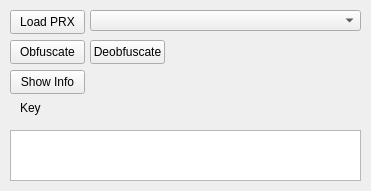
Qt form PowerObfuscatorGUI/src/PowerObfuscator.ui (TheRouletteBoi/PowerObfuscator) before a commit.
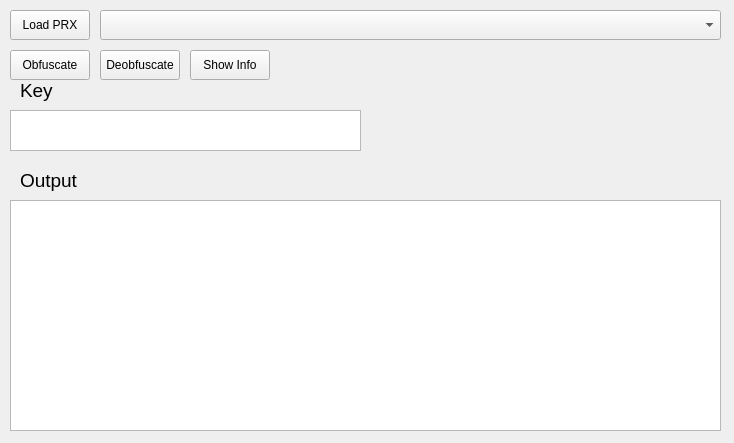
The same form after that commit.

Commit message: GUI: Implement output box

Patch:
```diff
--- a/PowerObfuscatorGUI/src/PowerObfuscator.ui
+++ b/PowerObfuscatorGUI/src/PowerObfuscator.ui
@@ -6,8 +6,8 @@
    <rect>
     <x>0</x>
     <y>0</y>
-    <width>371</width>
-    <height>191</height>
+    <width>734</width>
+    <height>443</height>
    </rect>
   </property>
   <property name="windowTitle">
@@ -19,8 +19,8 @@
      <rect>
       <x>10</x>
       <y>10</y>
-      <width>75</width>
-      <height>24</height>
+      <width>80</width>
+      <height>30</height>
      </rect>
     </property>
     <property name="text">
@@ -31,9 +31,9 @@
     <property name="geometry">
      <rect>
       <x>10</x>
-      <y>40</y>
-      <width>75</width>
-      <height>24</height>
+      <y>50</y>
+      <width>80</width>
+      <height>30</height>
      </rect>
     </property>
     <property name="text">
@@ -43,10 +43,10 @@
    <widget class="QPushButton" name="deobfuscateButton">
     <property name="geometry">
      <rect>
-      <x>90</x>
-      <y>40</y>
-      <width>75</width>
-      <height>24</height>
+      <x>100</x>
+      <y>50</y>
+      <width>80</width>
+      <height>30</height>
      </rect>
     </property>
     <property name="text">
@@ -56,10 +56,10 @@
    <widget class="QPushButton" name="showInfoButton">
     <property name="geometry">
      <rect>
-      <x>10</x>
-      <y>70</y>
-      <width>75</width>
-      <height>24</height>
+      <x>190</x>
+      <y>50</y>
+      <width>80</width>
+      <height>30</height>
      </rect>
     </property>
     <property name="text">
@@ -70,9 +70,9 @@
     <property name="geometry">
      <rect>
       <x>10</x>
-      <y>130</y>
+      <y>110</y>
       <width>351</width>
-      <height>51</height>
+      <height>41</height>
      </rect>
     </property>
    </widget>
@@ -80,11 +80,16 @@
     <property name="geometry">
      <rect>
       <x>20</x>
-      <y>100</y>
-      <width>49</width>
-      <height>16</height>
+      <y>70</y>
+      <width>91</width>
+      <height>41</height>
      </rect>
     </property>
+    <property name="font">
+     <font>
+      <pointsize>14</pointsize>
+     </font>
+    </property>
     <property name="text">
      <string>Key</string>
     </property>
@@ -92,13 +97,44 @@
    <widget class="QComboBox" name="filePathComboBox">
     <property name="geometry">
      <rect>
-      <x>90</x>
+      <x>100</x>
       <y>10</y>
-      <width>271</width>
-      <height>21</height>
+      <width>621</width>
+      <height>30</height>
      </rect>
     </property>
    </widget>
+   <widget class="QTextEdit" name="outputTextEdit">
+    <property name="geometry">
+     <rect>
+      <x>10</x>
+      <y>200</y>
+      <width>711</width>
+      <height>231</height>
+     </rect>
+    </property>
+    <property name="readOnly">
+     <bool>true</bool>
+    </property>
+   </widget>
+   <widget class="QLabel" name="outputLabel">
+    <property name="geometry">
+     <rect>
+      <x>20</x>
+      <y>160</y>
+      <width>91</width>
+      <height>41</height>
+     </rect>
+    </property>
+    <property name="font">
+     <font>
+      <pointsize>14</pointsize>
+     </font>
+    </property>
+    <property name="text">
+     <string>Output</string>
+    </property>
+   </widget>
   </widget>
  </widget>
  <layoutdefault spacing="6" margin="11"/>
```
Left out of the diff: 4 changed lines with no effect on the pictures. The commit also changes 3 other files.
